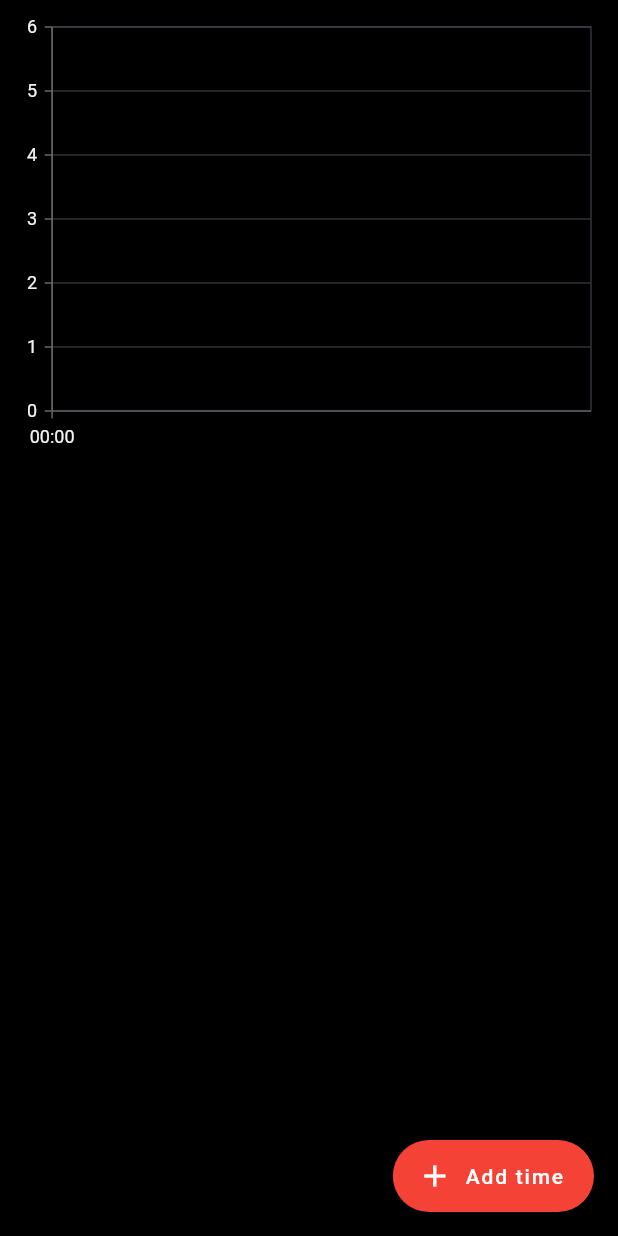
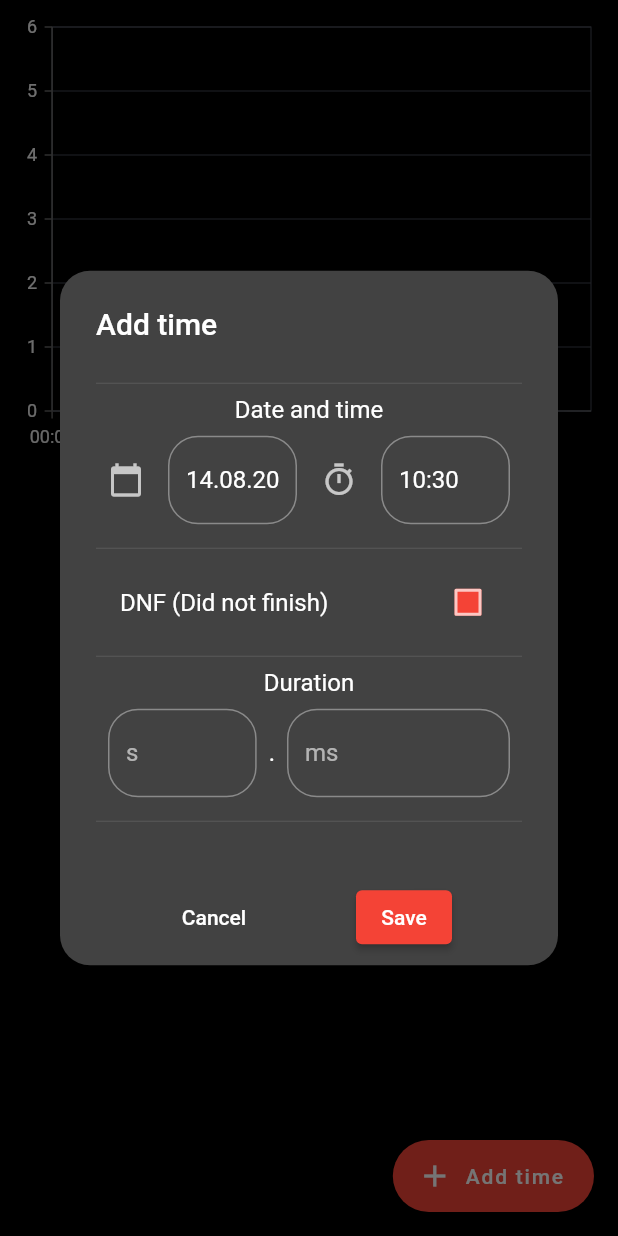
Before and after one commit to joscha0/speedclimb-stopwatch, a Flutter app: the HistoryView screen opened directly, after a tap on "Add time", on a phone screen of 412 x 824 dp. Run offline on Flutter 3.47's test engine with Material 2 defaults, Android fonts, the light colour scheme and no system bars; our stand-ins replace audioplayers, flutter_riverpod, flutter_slidable, isar, riverpod_annotation, shimmer and 1 more; accounts and stored records are empty; generated files the repository leaves out were written again.

Commit message:
add add time dialog

```diff
--- a/lib/main.dart
+++ b/lib/main.dart
@@ -20,6 +20,10 @@ ThemeData darkTheme = ThemeData(
     unselectedItemColor: Colors.grey,
   ),
   primarySwatch: Colors.red,
+  checkboxTheme: CheckboxThemeData(
+    checkColor: MaterialStateProperty.all(Colors.white),
+    fillColor: MaterialStateProperty.all(Colors.red),
+  ),
 );
 
 class MainApp extends StatelessWidget {
--- a/lib/views/history_view.dart
+++ b/lib/views/history_view.dart
@@ -4,6 +4,7 @@ import 'package:flutter_slidable/flutter_slidable.dart';
 import 'package:intl/intl.dart';
 import 'package:speedclimbing/models/time_entry_model.dart';
 import 'package:speedclimbing/providers/time_entry_provider.dart';
+import 'package:speedclimbing/widgets/add_time_dialog.dart';
 import 'package:speedclimbing/widgets/confirm_delete_dialog.dart';
 import 'package:speedclimbing/widgets/placeholder_card.dart';
 import 'package:syncfusion_flutter_charts/charts.dart';
@@ -17,7 +18,14 @@ class HistoryView extends ConsumerWidget {
 
     return Scaffold(
       floatingActionButton: FloatingActionButton.extended(
-        onPressed: () {},
+        onPressed: () {
+          showDialog(
+              context: context,
+              barrierDismissible: false, // user must tap button!
+              builder: (context) {
+                return AddTimeDialog();
+              });
+        },
         backgroundColor: Colors.red,
         foregroundColor: Colors.white,
         elevation: 1,
@@ -141,6 +149,9 @@ class HistoryView extends ConsumerWidget {
                         ));
                   },
                 ),
+                const SizedBox(
+                  height: 100,
+                )
               ],
             ),
             loading: () => Column(
--- /dev/null
+++ b/lib/widgets/add_time_dialog.dart
@@ -0,0 +1,193 @@
+import 'package:flutter/material.dart';
+import 'package:flutter_riverpod/flutter_riverpod.dart';
+import 'package:intl/intl.dart';
+import 'package:speedclimbing/models/time_entry_model.dart';
+import 'package:speedclimbing/providers/time_entry_provider.dart';
+
+class AddTimeDialog extends ConsumerStatefulWidget {
+  const AddTimeDialog({super.key});
+
+  @override
+  ConsumerState<ConsumerStatefulWidget> createState() => _AddTimeDialogState();
+}
+
+class _AddTimeDialogState extends ConsumerState<AddTimeDialog> {
+  final TextEditingController dateController = TextEditingController(
+      text: DateFormat('dd.MM.yyyy').format(DateTime.now()));
+  final TextEditingController timeController =
+      TextEditingController(text: DateFormat('HH:mm').format(DateTime.now()));
+  DateTime date = DateTime.now();
+
+  bool dnf = false;
+
+  final TextEditingController durationSecondsController =
+      TextEditingController();
+  final TextEditingController durationMillisecondsController =
+      TextEditingController();
+
+  @override
+  Widget build(BuildContext context) {
+    return AlertDialog(
+      title: const Text('Add time'),
+      shape: const RoundedRectangleBorder(
+          borderRadius: BorderRadius.all(Radius.circular(20))),
+      content: Column(mainAxisSize: MainAxisSize.min, children: [
+        const Divider(),
+        const Text('Date and time'),
+        Padding(
+          padding: const EdgeInsets.all(8.0),
+          child: Row(
+            children: [
+              Expanded(
+                child: TextField(
+                  controller: dateController,
+                  readOnly: true,
+                  decoration: const InputDecoration(
+                    border: OutlineInputBorder(
+                      borderRadius: BorderRadius.all(Radius.circular(20)),
+                    ),
+                    icon: Icon(
+                      Icons.calendar_today,
+                    ),
+                  ),
+                  onTap: () async {
+                    DateTime? pickedDate = await showDatePicker(
+                      context: context,
+                      initialDate: DateTime.now(), //get today's date
+                      firstDate: DateTime(2000),
+                      lastDate: DateTime(2101),
+                    );
+
+                    if (pickedDate != null) {
+                      String formattedDate =
+                          DateFormat('dd.MM.yyyy').format(pickedDate);
+
+                      setState(() {
+                        dateController.text = formattedDate;
+                        date = DateTime(pickedDate.year, pickedDate.month,
+                            pickedDate.day, date.hour, date.minute);
+                      });
+                    }
+                  },
+                ),
+              ),
+              const SizedBox(
+                width: 16,
+              ),
+              Expanded(
+                child: TextField(
+                  controller: timeController,
+                  readOnly: true,
+                  decoration: const InputDecoration(
+                    border: OutlineInputBorder(
+                      borderRadius: BorderRadius.all(Radius.circular(20)),
+                    ),
+                    icon: Icon(
+                      Icons.timer_outlined,
+                    ),
+                  ),
+                  onTap: () async {
+                    TimeOfDay? pickedDate = await showTimePicker(
+                      context: context,
+                      initialTime: TimeOfDay.now(),
+                    );
+
+                    if (pickedDate != null) {
+                      final now = DateTime.now();
+                      String formattedDate = DateFormat('HH:mm').format(
+                          DateTime(now.year, now.month, now.day,
+                              pickedDate.hour, pickedDate.minute));
+
+                      setState(() {
+                        timeController.text = formattedDate;
+                        date = DateTime(date.year, date.month, date.day,
+                            pickedDate.hour, pickedDate.minute);
+                      });
+                    }
+                  },
+                ),
+              ),
+            ],
+          ),
+        ),
+        const Divider(),
+        CheckboxListTile(
+          value: dnf,
+          onChanged: (value) {
+            setState(() {
+              dnf = value ?? false;
+            });
+          },
+          title: const Text("DNF (Did not finish)"),
+        ),
+        const Divider(),
+        dnf
+            ? Container()
+            : Column(children: [
+                const Text('Duration'),
+                Padding(
+                  padding: const EdgeInsets.all(8.0),
+                  child: Row(
+                    children: [
+                      Expanded(
+                        flex: 2,
+                        child: TextField(
+                          controller: durationSecondsController,
+                          decoration: const InputDecoration(
+                            label: Text("s"),
+                            border: OutlineInputBorder(
+                              borderRadius:
+                                  BorderRadius.all(Radius.circular(20)),
+                            ),
+                          ),
+                        ),
+                      ),
+                      const Padding(
+                        padding: EdgeInsets.all(8.0),
+                        child: Text("."),
+                      ),
+                      Expanded(
+                        flex: 3,
+                        child: TextField(
+                          controller: durationMillisecondsController,
+                          decoration: const InputDecoration(
+                            label: Text("ms"),
+                            border: OutlineInputBorder(
+                              borderRadius:
+                                  BorderRadius.all(Radius.circular(20)),
+                            ),
+                          ),
+                        ),
+                      ),
+                    ],
+                  ),
+                ),
+              ]),
+        const Divider(),
+      ]),
+      actionsAlignment: MainAxisAlignment.spaceEvenly,
+      actions: [
+        TextButton(
+          onPressed: () {
+            Navigator.of(context).pop();
+          },
+          style: TextButton.styleFrom(foregroundColor: Colors.white),
+          child: const Text("Cancel"),
+        ),
+        ElevatedButton(
+            onPressed: () {
+              final seconds = int.tryParse(durationSecondsController.text) ?? 0;
+              final milliseconds =
+                  int.tryParse(durationMillisecondsController.text) ?? 0;
+              TimeEntry newEntry = TimeEntry(
+                  date: date,
+                  duration: milliseconds + seconds * 1000,
+                  isDNF: dnf);
+              ref.read(timeEntriesProvider.notifier).addTimeEntry(newEntry);
+              Navigator.of(context).pop();
+            },
+            child: const Text("Save")),
+      ],
+    );
+  }
+}
```
